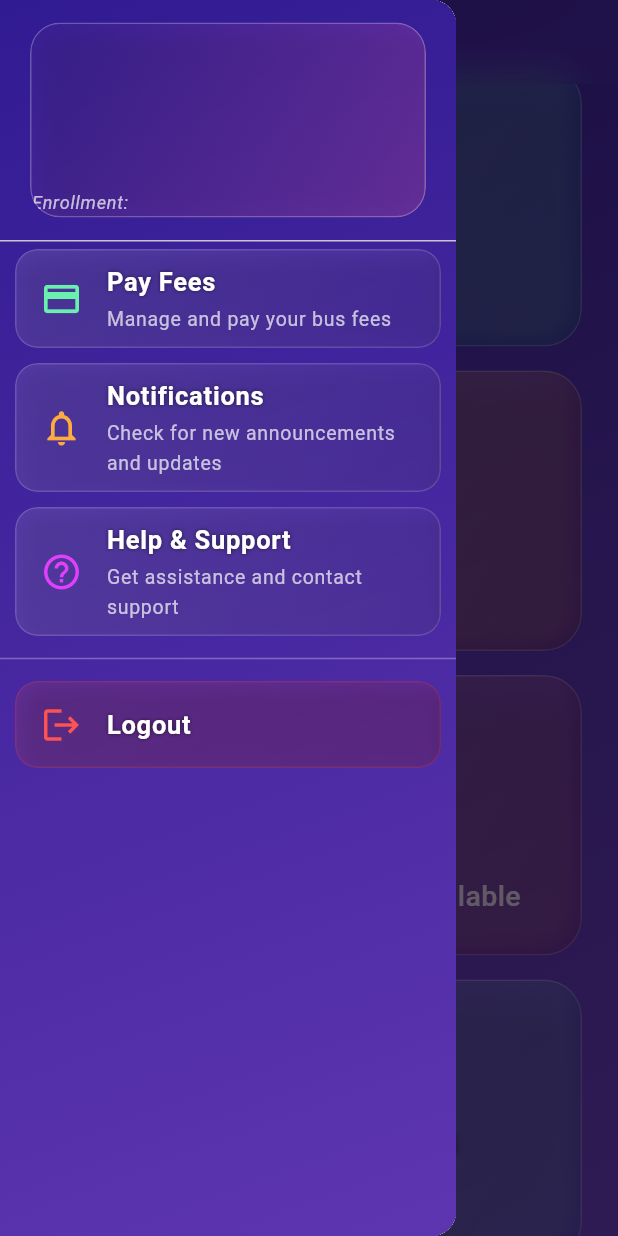
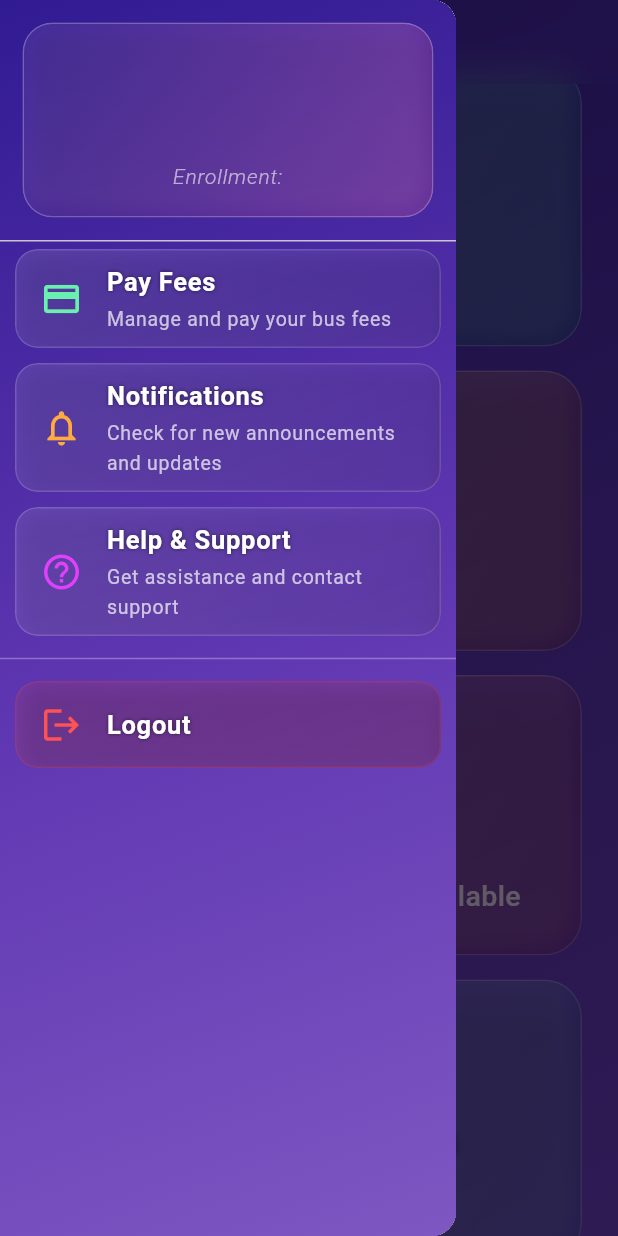
Before and after one commit to Vaibhav-0104/campus-bus-frontend, a Flutter app: the StudentDashboardScreen screen opened directly with empty values, with the side drawer open, on a phone screen of 412 x 824 dp. Run offline on Flutter 3.47's test engine with Material 3 defaults, Android fonts, the phone set to English and light mode, and no system bars; our stand-ins replace camera, file_picker, fl_chart, fluttertoast, google_maps_flutter, image_picker and 5 more; missing offline and left inert: razorpay_flutter; accounts and stored records are empty; network calls fail.

Commit message:
upated-frontend

```diff
--- a/lib/student/screen/dashboard.dart
+++ b/lib/student/screen/dashboard.dart
@@ -439,7 +439,9 @@ class _StudentDashboardScreenState extends State<StudentDashboardScreen> {
             colors: [
               Colors.deepPurple.shade900,
               Colors.deepPurple.shade600,
-            ], // Consistent gradient for background
+              Colors.deepPurple.shade400,
+            ], // Enhanced gradient for richer background
+            stops: const [0.0, 0.5, 1.0], // Smooth gradient transition
           ),
         ),
         child: ListView(
@@ -447,24 +449,22 @@ class _StudentDashboardScreenState extends State<StudentDashboardScreen> {
           children: [
             // Liquid Glass Drawer Header
             DrawerHeader(
-              margin: EdgeInsets.zero, // Remove default margin
-              padding: const EdgeInsets.symmetric(
-                horizontal: 20,
-                vertical: 15,
-              ), // Adjust padding
+              margin: EdgeInsets.zero,
+              padding: const EdgeInsets.all(15), // Unified padding
               child: ClipRRect(
                 borderRadius: BorderRadius.circular(
                   20,
-                ), // Rounded corners for liquid glass header
+                ), // Consistent rounded corners
                 child: BackdropFilter(
-                  filter: ImageFilter.blur(sigmaX: 15.0, sigmaY: 15.0),
+                  filter: ImageFilter.blur(
+                    sigmaX: 15.0,
+                    sigmaY: 15.0,
+                  ), // Strong blur effect
                   child: Container(
                     decoration: BoxDecoration(
                       gradient: LinearGradient(
                         colors: [
-                          Colors.deepPurple.shade800.withOpacity(
-                            0.4,
-                          ), // Slightly more opaque
+                          Colors.deepPurple.shade800.withOpacity(0.4),
                           Colors.purple.shade400.withOpacity(0.4),
                         ],
                         begin: Alignment.topLeft,
@@ -479,42 +479,60 @@ class _StudentDashboardScreenState extends State<StudentDashboardScreen> {
                           spreadRadius: 2,
                           offset: const Offset(5, 5),
                         ),
+                        BoxShadow(
+                          color: Colors.white.withOpacity(0.1),
+                          blurRadius: 10,
+                          spreadRadius: 1,
+                          offset: const Offset(-5, -5), // Inner glow effect
+                        ),
                       ],
                     ),
-                    alignment:
-                        Alignment.bottomLeft, // Align content to bottom-left
+                    // Center the content in the container
+                    child: Center(
                       child: Column(
-                      crossAxisAlignment: CrossAxisAlignment.start,
-                      mainAxisAlignment: MainAxisAlignment.end,
+                        mainAxisAlignment:
+                            MainAxisAlignment.center, // Center vertically
+                        crossAxisAlignment:
+                            CrossAxisAlignment.center, // Center horizontally
                         children: [
                           Text(
                             widget.studentName,
                             style: const TextStyle(
-                            fontSize: 22,
+                              fontSize: 24,
                               color: Colors.white,
                               fontWeight: FontWeight.bold,
                               shadows: [
-                              Shadow(blurRadius: 5, color: Colors.black54),
+                                Shadow(blurRadius: 6, color: Colors.black54),
                               ],
                             ),
+                            textAlign:
+                                TextAlign.center, // Ensure text is centered
                           ),
+                          const SizedBox(height: 8),
                           Text(
                             widget.studentEmail,
                             style: const TextStyle(
+                              fontSize: 16,
                               color: Colors.white70,
-                            fontSize: 14,
+                              fontWeight: FontWeight.w400,
                             ),
+                            textAlign:
+                                TextAlign.center, // Ensure text is centered
                           ),
                           const SizedBox(height: 8),
                           Text(
                             "Enrollment: ${widget.envNumber}",
                             style: const TextStyle(
-                            color: Colors.white70,
-                            fontSize: 12,
+                              fontSize: 14,
+                              color: Colors.white60,
                               fontStyle: FontStyle.italic,
+                              fontWeight: FontWeight.w300,
                             ),
+                            textAlign:
+                                TextAlign.center, // Ensure text is centered
                           ),
                         ],
+                      ),
                     ),
                   ),
                 ),
```
Lines whose indentation alone changed are shown as unchanged.
